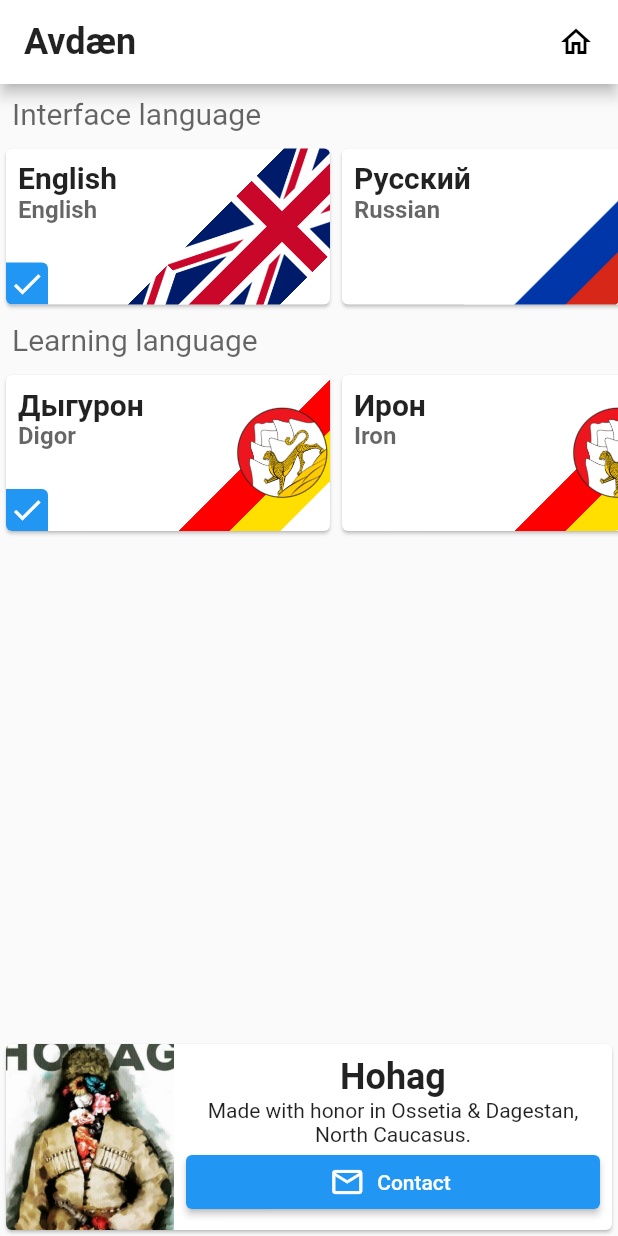
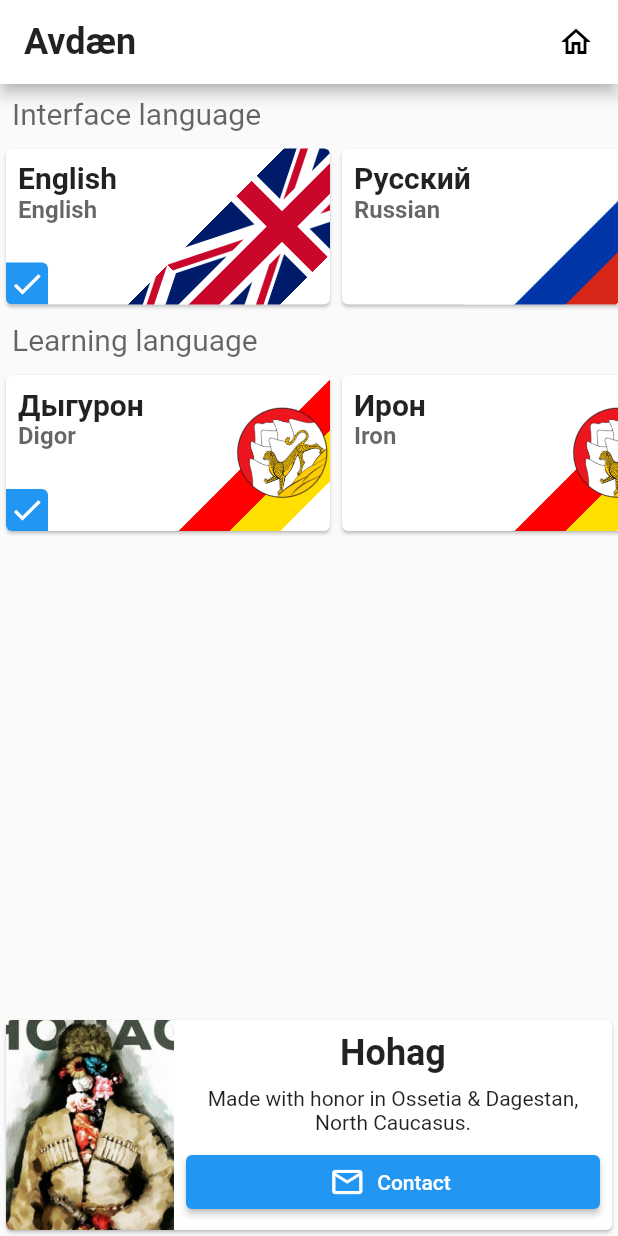
Before and after one commit to raxysstudios/avdan, a Flutter app: the screen it shows after launch, on a phone screen of 412 x 824 dp. Run offline on Flutter 3.47's test engine with Material 2 defaults, Android fonts, the phone set to English and light mode, and no system bars; our stand-ins replace assets_audio_player, shared_preferences.

Commit message:
Add padding to about card

```diff
--- a/lib/settings/about_card.dart
+++ b/lib/settings/about_card.dart
@@ -10,7 +10,7 @@ class AboutCard extends StatelessWidget {
         children: [
           Container(
             // height: 172,
-            height: 124,
+            height: 140,
             width: 112,
             child: Image.asset(
               'assets/hohag.png',
@@ -32,10 +32,12 @@ class AboutCard extends StatelessWidget {
                       fontWeight: FontWeight.bold,
                     ),
                   ),
+                  SizedBox(height: 8),
                   Text(
                     'Made with honor in Ossetia & Dagestan, North Caucasus.',
                     textAlign: TextAlign.center,
                   ),
+                  SizedBox(height: 8),
                   ElevatedButton.icon(
                     onPressed: () => launch('https://t.me/alixandzinadAX'),
                     icon: Icon(Icons.mail_outlined),
```
